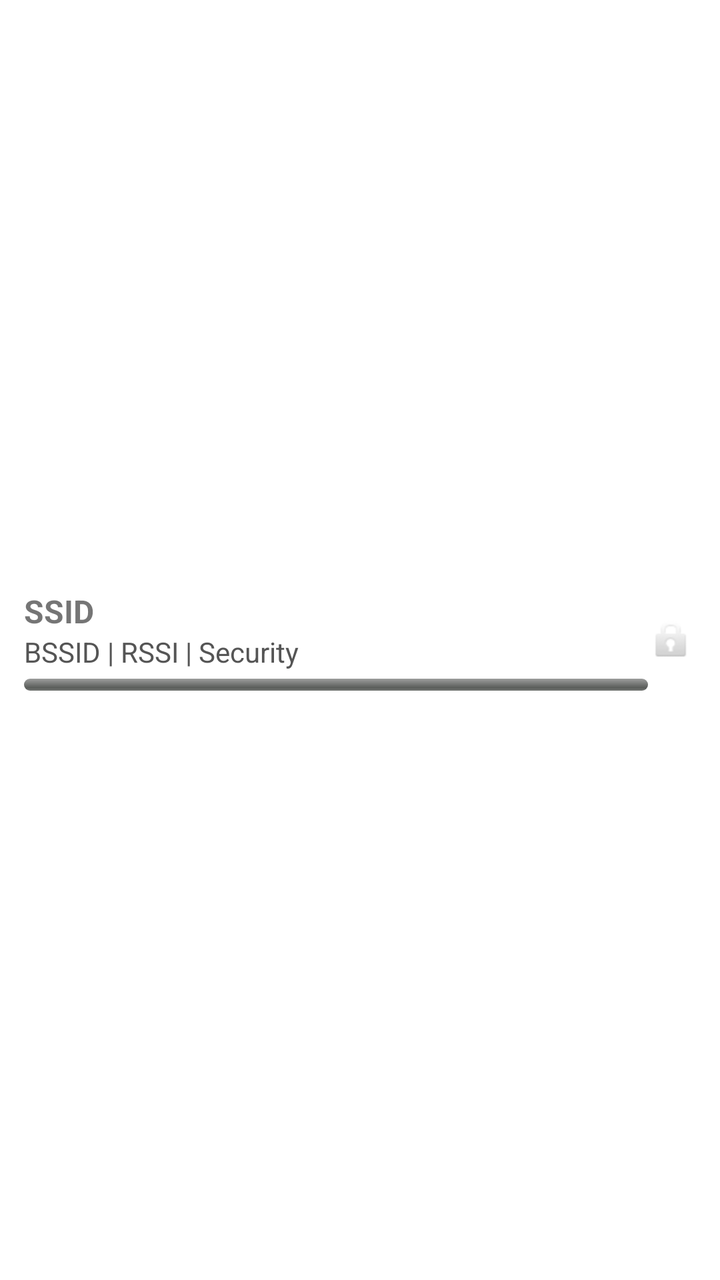
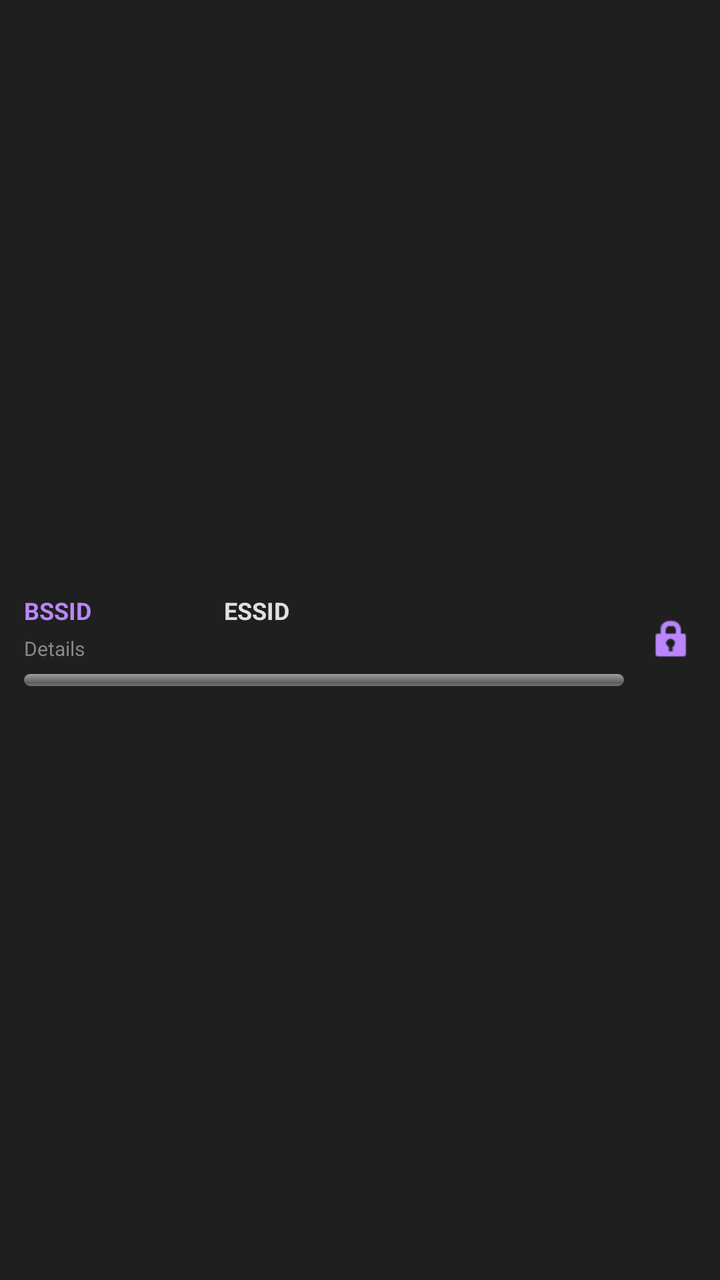

The first picture is an Android layout as it rendered before a commit; the second is the same layout after the commit. The layout source and the unified diff follow.
<!-- AndroidManifest.xml: application theme Theme.Hcxawifi -->
<!-- res/layout/list_item_network.xml -->
<?xml version="1.0" encoding="utf-8"?>
<LinearLayout
    xmlns:android="http://schemas.android.com/apk/res/android"
    android:orientation="horizontal"
    android:padding="12dp"
    android:layout_width="match_parent"
    android:layout_height="wrap_content"
    android:background="@android:color/white"
    android:gravity="center_vertical">

    <LinearLayout
        android:orientation="vertical"
        android:layout_width="0dp"
        android:layout_height="wrap_content"
        android:layout_weight="1">

        <TextView
            android:id="@+id/ssid"
            android:text="SSID"
            android:textStyle="bold"
            android:textSize="16sp"
            android:layout_width="wrap_content"
            android:layout_height="wrap_content"/>

        <TextView
            android:id="@+id/details"
            android:text="BSSID | RSSI | Security"
            android:textSize="14sp"
            android:layout_width="wrap_content"
            android:layout_height="wrap_content"
            android:textColor="#555555"/>

        
        <ProgressBar
            android:id="@+id/signalBar"
            style="@android:style/Widget.ProgressBar.Horizontal"
            android:layout_width="match_parent"
            android:layout_height="6dp"
            android:max="100"
            android:progress="0"
            android:progressTint="#4CAF50"
            android:layout_marginTop="4dp"/>
    </LinearLayout>

    <ImageView
        android:id="@+id/securityIcon"
        android:layout_width="24dp"
        android:layout_height="24dp"
        android:contentDescription="Security Icon"
        android:src="@android:drawable/ic_lock_idle_lock"/>
</LinearLayout>
<!-- resources referenced by this layout -->
<resources>
  <style name="Theme.Hcxawifi" parent="android:Theme.Material.Light.NoActionBar" />
</resources>

<!-- the commit's change to res/layout/list_item_network.xml (unified diff, before → after) -->
@@ -1,34 +1,67 @@
 <?xml version="1.0" encoding="utf-8"?>
-<LinearLayout
-    xmlns:android="http://schemas.android.com/apk/res/android"
-    android:orientation="horizontal"
-    android:padding="12dp"
+<LinearLayout xmlns:android="http://schemas.android.com/apk/res/android"
     android:layout_width="match_parent"
     android:layout_height="wrap_content"
-    android:background="@android:color/white"
-    android:gravity="center_vertical">
+    android:background="#1F1F1F"
+    android:gravity="center_vertical"
+    android:orientation="horizontal"
+    android:padding="12dp">
 
     <LinearLayout
-        android:orientation="vertical"
         android:layout_width="0dp"
         android:layout_height="wrap_content"
-        android:layout_weight="1">
+        android:layout_weight="1"
+        android:background="#1F1F1F"
+        android:orientation="vertical">
 
-        <TextView
-            android:id="@+id/ssid"
-            android:text="SSID"
-            android:textStyle="bold"
-            android:textSize="16sp"
-            android:layout_width="wrap_content"
-            android:layout_height="wrap_content"/>
+        
+        <LinearLayout
+            android:layout_width="match_parent"
+            android:layout_height="wrap_content"
+            android:background="#1F1F1F"
+            android:gravity="center_vertical"
+            android:orientation="horizontal">
 
+            <TextView
+                android:id="@+id/bssid"
+                android:layout_width="0dp"
+                android:layout_height="wrap_content"
+                android:layout_weight="1"
+                android:text="BSSID"
+                android:textColor="#BB86FC"
+                android:textSize="12sp"
+                android:textStyle="bold" />
+
+            <TextView
+                android:id="@+id/essid"
+                android:layout_width="0dp"
+                android:layout_height="wrap_content"
+                android:layout_weight="1"
+                android:text="ESSID"
+                android:textColor="#E0E0E0"
+                android:textSize="12sp"
+                android:textStyle="bold" />
+
+            <TextView
+                android:id="@+id/password"
+                android:layout_width="0dp"
+                android:layout_height="wrap_content"
+                android:layout_weight="1"
+                android:text=""
+                android:textColor="#E0E0E0"
+                android:textSize="12sp"
+                android:textStyle="bold" />
+        </LinearLayout>
+
+        
         <TextView
             android:id="@+id/details"
-            android:text="BSSID | RSSI | Security"
-            android:textSize="14sp"
-            android:layout_width="wrap_content"
+            android:layout_width="match_parent"
             android:layout_height="wrap_content"
-            android:textColor="#555555"/>
+            android:layout_marginTop="4dp"
+            android:text="Details"
+            android:textColor="#888888"
+            android:textSize="10sp" />
 
         
         <ProgressBar
@@ -36,16 +69,19 @@
             style="@android:style/Widget.ProgressBar.Horizontal"
             android:layout_width="match_parent"
             android:layout_height="6dp"
+            android:layout_marginTop="6dp"
             android:max="100"
             android:progress="0"
-            android:progressTint="#4CAF50"
-            android:layout_marginTop="4dp"/>
+            android:progressTint="#1DB679" />
     </LinearLayout>
 
+    
     <ImageView
         android:id="@+id/securityIcon"
         android:layout_width="24dp"
         android:layout_height="24dp"
+        android:layout_marginStart="12dp"
         android:contentDescription="Security Icon"
-        android:src="@android:drawable/ic_lock_idle_lock"/>
+        android:src="@android:drawable/ic_lock_idle_lock"
+        android:tint="#BB86FC" />
 </LinearLayout>
